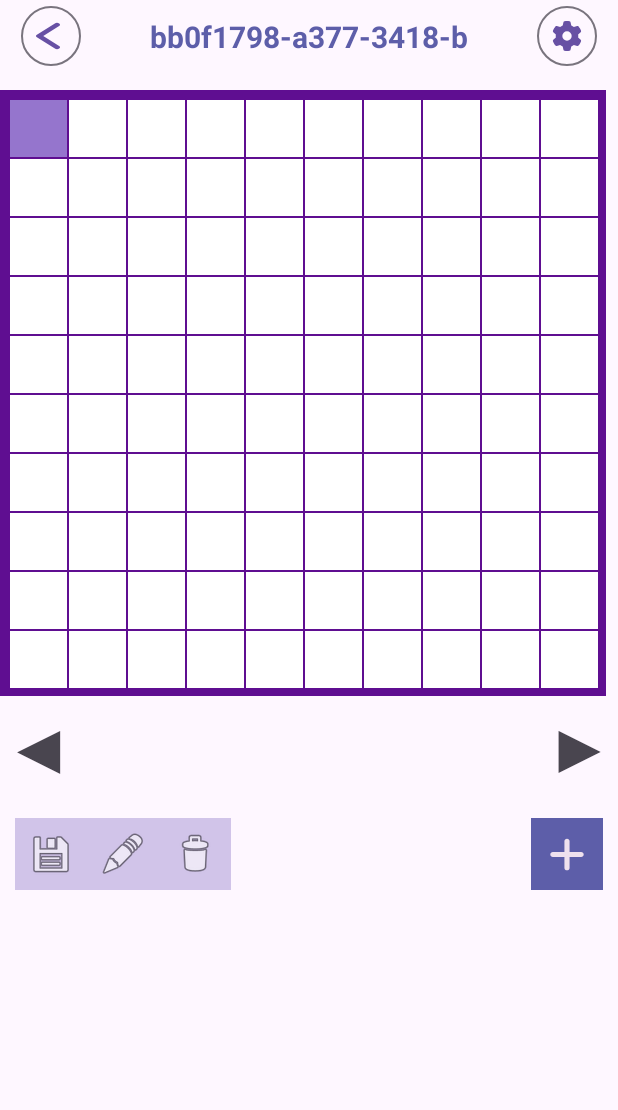
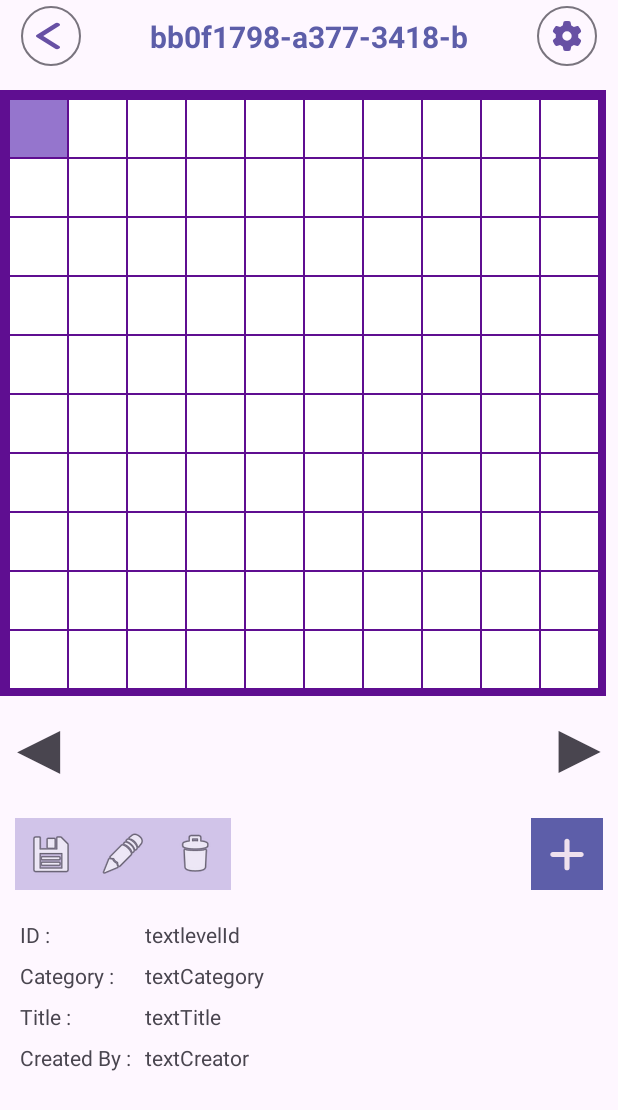
Before and after one commit to activity-debug/TTS, an Android app: the screen it shows after launch (BoardActivity), after a tap on "EDITOR", on a phone screen of 412 x 824 dp. Shown: the top 1110 px of the screen. Run offline under Robolectric (Android 15) with nearby library versions, the phone set to English and light mode, and no system bars; our stand-ins replace Room's generated code.

Commit message:
okey nice

```diff
--- a/app/src/main/res/layout/editor_layout.xml
+++ b/app/src/main/res/layout/editor_layout.xml
@@ -4,7 +4,7 @@
     xmlns:tools="http://schemas.android.com/tools"
     android:id="@+id/main_container"
     android:layout_width="match_parent"
-    android:layout_height="match_parent">
+    android:layout_height="wrap_content">
 
     <androidx.constraintlayout.widget.ConstraintLayout
         android:id="@+id/container_info"
@@ -170,4 +170,90 @@
 
     </androidx.constraintlayout.widget.ConstraintLayout>
 
+    <androidx.constraintlayout.widget.ConstraintLayout
+        android:id="@+id/container_description"
+        android:layout_width="match_parent"
+        android:layout_height="wrap_content"
+        android:paddingHorizontal="5dp"
+        android:paddingVertical="10dp"
+        app:layout_constraintEnd_toEndOf="parent"
+        app:layout_constraintEnd_toStartOf="parent"
+        app:layout_constraintTop_toBottomOf="@+id/container_partial">
+
+        <TextView
+            android:id="@+id/textView18"
+            android:layout_width="wrap_content"
+            android:layout_height="wrap_content"
+            android:text="Category : "
+            app:layout_constraintStart_toStartOf="@+id/textView21"
+            app:layout_constraintTop_toTopOf="@+id/textCategory" />
+
+        <TextView
+            android:id="@+id/textView21"
+            android:layout_width="wrap_content"
+            android:layout_height="wrap_content"
+            android:layout_marginStart="8dp"
+            android:text="ID : "
+            app:layout_constraintStart_toStartOf="parent"
+            app:layout_constraintTop_toTopOf="@+id/textLevelId" />
+
+        <TextView
+            android:id="@+id/textLevelId"
+            android:layout_width="0dp"
+            android:layout_height="wrap_content"
+            android:layout_marginStart="60dp"
+            android:layout_marginEnd="16dp"
+            android:text="textlevelId"
+            app:layout_constraintEnd_toEndOf="parent"
+            app:layout_constraintStart_toEndOf="@+id/textView21"
+            app:layout_constraintTop_toTopOf="parent" />
+
+        <TextView
+            android:id="@+id/textView27"
+            android:layout_width="wrap_content"
+            android:layout_height="wrap_content"
+            android:text="Title :"
+            app:layout_constraintStart_toStartOf="@+id/textView18"
+            app:layout_constraintTop_toTopOf="@+id/textTitle" />
+
+        <TextView
+            android:id="@+id/textView28"
+            android:layout_width="wrap_content"
+            android:layout_height="wrap_content"
+            android:text="Created By :"
+            app:layout_constraintStart_toStartOf="@+id/textView27"
+            app:layout_constraintTop_toTopOf="@+id/textCreator" />
+
+        <TextView
+            android:id="@+id/textCategory"
+            android:layout_width="0dp"
+            android:layout_height="wrap_content"
+            android:layout_marginTop="8dp"
+            android:text="textCategory"
+            app:layout_constraintEnd_toEndOf="@+id/textLevelId"
+            app:layout_constraintStart_toStartOf="@+id/textLevelId"
+            app:layout_constraintTop_toBottomOf="@+id/textLevelId" />
+
+        <TextView
+            android:id="@+id/textTitle"
+            android:layout_width="0dp"
+            android:layout_height="wrap_content"
+            android:layout_marginTop="8dp"
+            android:text="textTitle"
+            app:layout_constraintEnd_toEndOf="@+id/textCategory"
+            app:layout_constraintStart_toStartOf="@+id/textCategory"
+            app:layout_constraintTop_toBottomOf="@+id/textCategory" />
+
+        <TextView
+            android:id="@+id/textCreator"
+            android:layout_width="0dp"
+            android:layout_height="wrap_content"
+            android:layout_marginTop="8dp"
+            android:text="textCreator"
+            app:layout_constraintEnd_toEndOf="@+id/textTitle"
+            app:layout_constraintStart_toStartOf="@+id/textTitle"
+            app:layout_constraintTop_toBottomOf="@+id/textTitle" />
+
+    </androidx.constraintlayout.widget.ConstraintLayout>
+
 </androidx.constraintlayout.widget.ConstraintLayout>
```
Also changed, not shown: app/src/main/java/com/rendrapcx/tts/model/DB.kt (+12 -4 lines), app/src/main/java/com/rendrapcx/tts/model/Dao.kt (+15 -108 lines), app/src/main/java/com/rendrapcx/tts/model/dao/ICustomDao.kt (added, +14 -0 lines), app/src/main/java/com/rendrapcx/tts/ui/BoardActivity.kt (+3 -16 lines).
